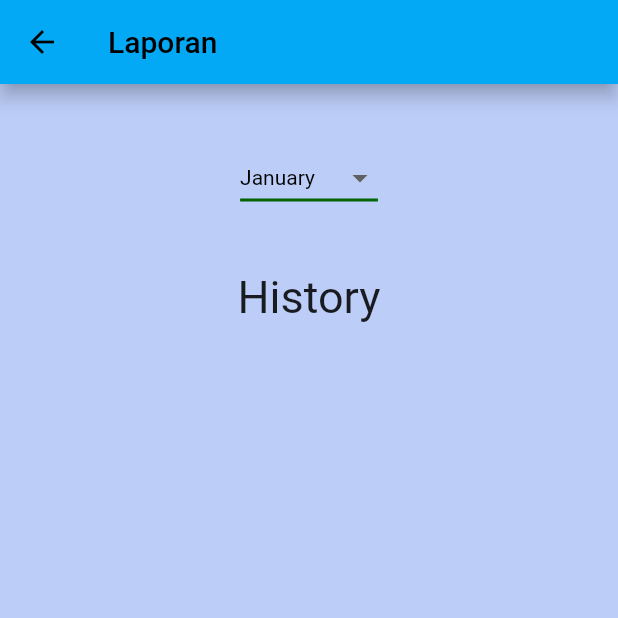
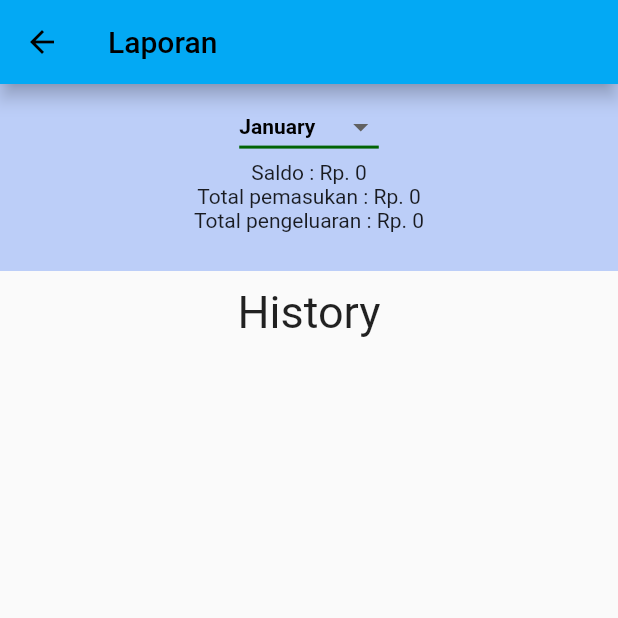
Before and after one commit to vitarahmada/Kel5PMobile, a Flutter app: the LaporanPerBulan screen opened directly, on a phone screen of 412 x 824 dp, the top half of it. Run offline on Flutter 3.47's test engine with Material 2 defaults, Android fonts, the phone set to English and light mode, and no system bars; our stand-ins replace sqflite; accounts and stored records are empty.

Commit message:
menambah tampilan saldo, pengeluaran, pemasukan per bulan

```diff
--- a/lib/laporan.dart
+++ b/lib/laporan.dart
@@ -100,15 +100,20 @@ class _LaporanPerBulanState extends State<LaporanPerBulan> {
                       fit: FlexFit.tight,
                       child: Container(
                         color: const Color.fromARGB(255, 188, 206, 248),
-                        child: Column(children: [
+                        child: Column(
+                          children: [
+                            const Padding(padding: EdgeInsets.all(3)),
                             Flexible(
-                            flex: 1,
+                              flex: 2,
                               child: Center(
                                 child: DropdownButton<String>(
                                   value: list_bulan,
                                   icon: Icon(Icons.arrow_drop_down_outlined),
                                   elevation: 16,
-                                style: TextStyle(color: Colors.black),
+                                  style: TextStyle(
+                                      color: Colors.black,
+                                      fontSize: 14.0,
+                                      fontWeight: FontWeight.w700),
                                   underline: Container(
                                     height: 2,
                                     width: 10,
@@ -165,20 +170,82 @@ class _LaporanPerBulanState extends State<LaporanPerBulan> {
                                 ),
                               ),
                             ),
+                            Flexible(
+                              flex: 1,
+                              child: FutureBuilder(
+                                  future:
+                                  databaseInstance?.saldoPerBulan(bulan_),
+                                  builder: (context, snapshot) {
+                                    if (snapshot.connectionState ==
+                                        ConnectionState.waiting) {
+                                      return const Text("-");
+                                    } else {
+                                      if (snapshot.hasData) {
+                                        return Text(
+                                            "Saldo : Rp. ${snapshot.data.toString()}");
+                                      } else {
+                                        return const Text("");
+                                      }
+                                    }
+                                  }),
+                            ),
+                            Flexible(
+                                flex: 1,
+                                child: FutureBuilder(
+                                    future: databaseInstance
+                                        ?.totalPemasukanPerBulan(bulan_),
+                                    builder: (context, snapshot) {
+                                      if (snapshot.connectionState ==
+                                          ConnectionState.waiting) {
+                                        return const Text("-");
+                                      } else {
+                                        if (snapshot.hasData) {
+                                          return Text(
+                                              "Total pemasukan : Rp. ${snapshot.data.toString()}");
+                                        } else {
+                                          return const Text("");
+                                        }
+                                      }
+                                    })),
+                            Flexible(
+                              flex: 1,
+                              child: FutureBuilder(
+                                  future: databaseInstance
+                                      ?.totalPengeluaranPerBulan(bulan_),
+                                  builder: (context, snapshot) {
+                                    if (snapshot.connectionState ==
+                                        ConnectionState.waiting) {
+                                      return const Text("-");
+                                    } else {
+                                      if (snapshot.hasData) {
+                                        return Text(
+                                            "Total pengeluaran : Rp. ${snapshot.data.toString()}");
+                                      } else {
+                                        return const Text("");
+                                      }
+                                    }
+                                  }),
+                            ),
+                            const Padding(padding: EdgeInsets.all(3)),
+                          ],
+                        ),
+                      ),
+                    )
+                  ])),
+              const Padding(padding: EdgeInsets.all(5)),
               const Flexible(
                   flex: 1,
                   child: Text(
                     "History",
                     style: TextStyle(fontSize: 30),
                   )),
-                          const Padding(padding: EdgeInsets.all(10)),
+              const Padding(padding: EdgeInsets.all(5)),
               Flexible(
                 flex: 4,
                 child: FutureBuilder(
                     future: databaseInstance!.getPerBulan(bulan_),
                     builder: (context, snapshot) {
-                                  if (snapshot.connectionState ==
-                                      ConnectionState.waiting) {
+                      if (snapshot.connectionState == ConnectionState.waiting) {
                         return const Text("Loading");
                       } else {
                         if (snapshot.hasData) {
@@ -187,32 +254,28 @@ class _LaporanPerBulanState extends State<LaporanPerBulan> {
                               itemBuilder: (context, index) {
                                 return Card(
                                     margin:
-                                                    const EdgeInsets.fromLTRB(
-                                                        20, 5, 20, 5),
+                                    const EdgeInsets.fromLTRB(20, 5, 20, 5),
                                     child: ListTile(
                                         leading: SizedBox(
                                           width: 50,
-                                                      child: snapshot.data![
-                                                                      index]
+                                          child: snapshot.data![index]
                                           ['type'] ==
                                               1
                                               ? IconButton(
                                             icon: const Icon(
-                                                                  Icons
-                                                                      .download),
-                                                              color:
-                                                                  Colors.green,
+                                                Icons.download),
+                                            color: Colors.green,
                                             onPressed: () {},
                                           )
                                               : IconButton(
-                                                              icon: const Icon(
-                                                                  Icons.upload),
-                                                              color: Colors
-                                                                  .redAccent,
+                                            icon:
+                                            const Icon(Icons.upload),
+                                            color: Colors.redAccent,
                                             onPressed: () {},
                                           ),
                                         ),
-                                                    tileColor: Colors.white,
+                                        tileColor: const Color.fromARGB(
+                                            255, 188, 206, 248),
                                         title: Text(
                                             "${snapshot.data![index]['kategori']} : ${snapshot.data![index]['total']}"),
                                         subtitle: Text(
@@ -224,10 +287,10 @@ class _LaporanPerBulanState extends State<LaporanPerBulan> {
                       }
                     }),
               )
-                        ])))
-              ]))
+            ])));
+    /* ]))
         ]),
       ),
-    );
+    ); */
   }
 }
```
Lines whose indentation alone changed are shown as unchanged.
